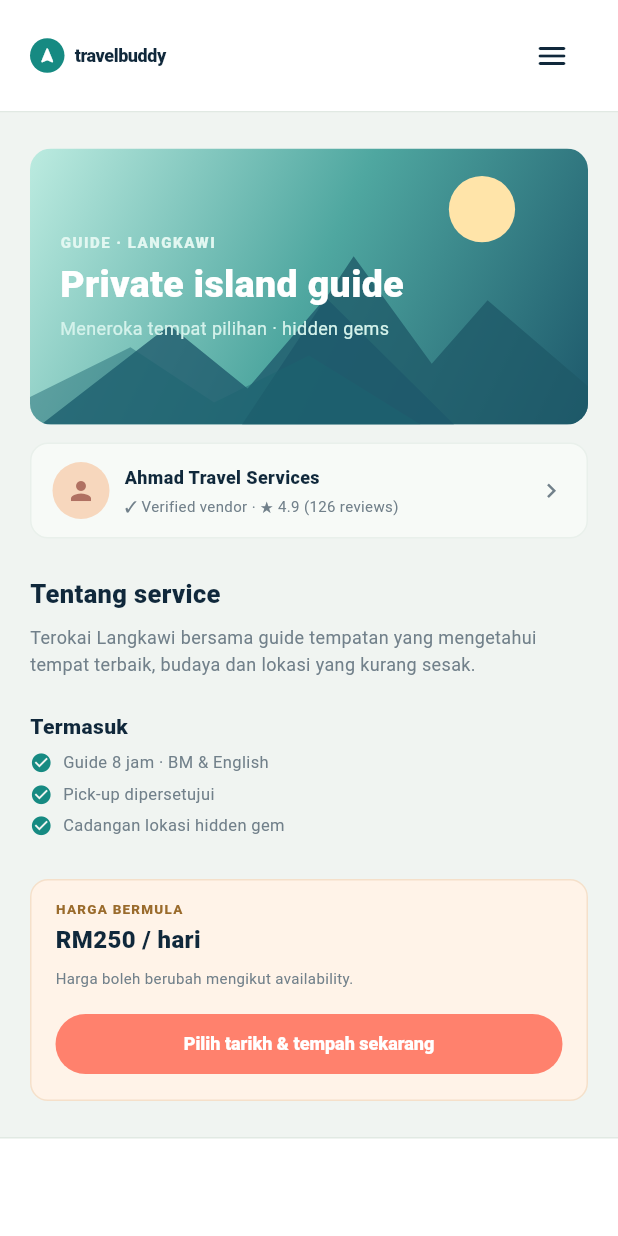
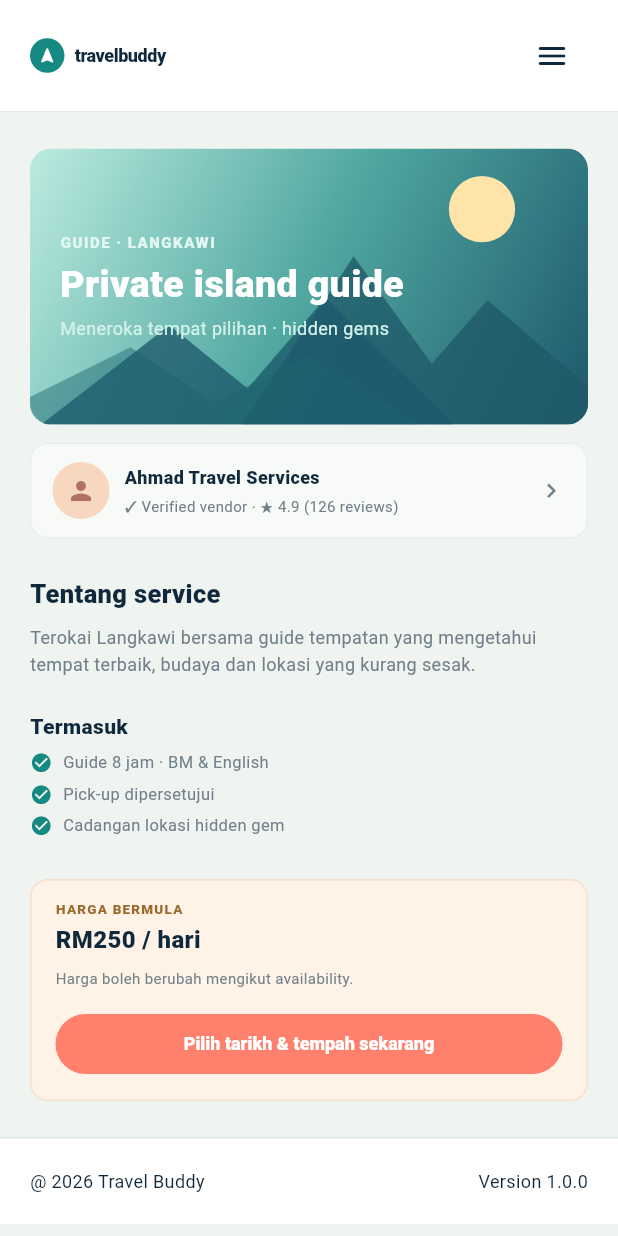
Before and after one commit to RusyaidiSupian94/travel_buddy, a Flutter app: the screen it shows after launch, after a tap on "Teroka sekarang", on a phone screen of 412 x 824 dp. Run offline on Flutter 3.47's test engine with Material 3 defaults, Android fonts, the phone set to English and light mode, and no system bars; our stand-ins replace material_ui; Roboto replaces fonts that are missing (Arial).

Commit message:
20261120 - change footer

```diff
--- a/app/lib/shared/widgets/app_footer.dart
+++ b/app/lib/shared/widgets/app_footer.dart
@@ -15,7 +15,6 @@ class AppFooter extends StatelessWidget {
   @override
   Widget build(BuildContext context) {
     return Container(
-      height: 70,
       width: double.infinity,
       decoration: const BoxDecoration(
         color: AppColors.surface,
@@ -23,11 +22,22 @@ class AppFooter extends StatelessWidget {
           top: BorderSide(color: AppColors.border),
         ),
       ),
-      child: Center(
-        child: ConstrainedBox(
-          constraints: const BoxConstraints(maxWidth: 1180),
-          child: Padding(
-            padding: const EdgeInsets.symmetric(horizontal: 20, vertical: 22),
+      padding: const EdgeInsets.symmetric(horizontal: 20, vertical: 20),
+      child: Row(
+        mainAxisAlignment: MainAxisAlignment.spaceBetween,
+        children: [
+          const Text(
+            '@ 2026 Travel Buddy',
+            style: TextStyle(fontSize: 12, color: AppColors.ink),
+          ),
+          const Text(
+            'Version 1.0.0',
+            style: TextStyle(fontSize: 12, color: AppColors.ink),
+          ),
+        ],
+        // child: ConstrainedBox(
+          // constraints: const BoxConstraints(maxWidth: 1180),
+          // child: Padding(
             // child: Wrap(
             //   alignment: WrapAlignment.spaceBetween,
             //   runSpacing: 14,
@@ -61,8 +71,8 @@ class AppFooter extends StatelessWidget {
             //     ),
             //   ],
             // ),
-          ),
-        ),
+          // ),
+        // ),
       ),
     );
   }
```
